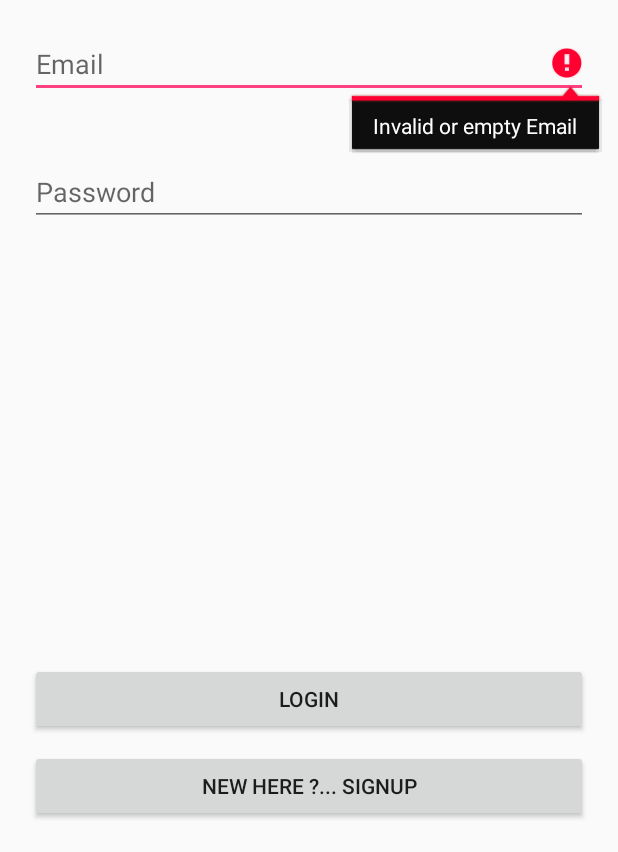
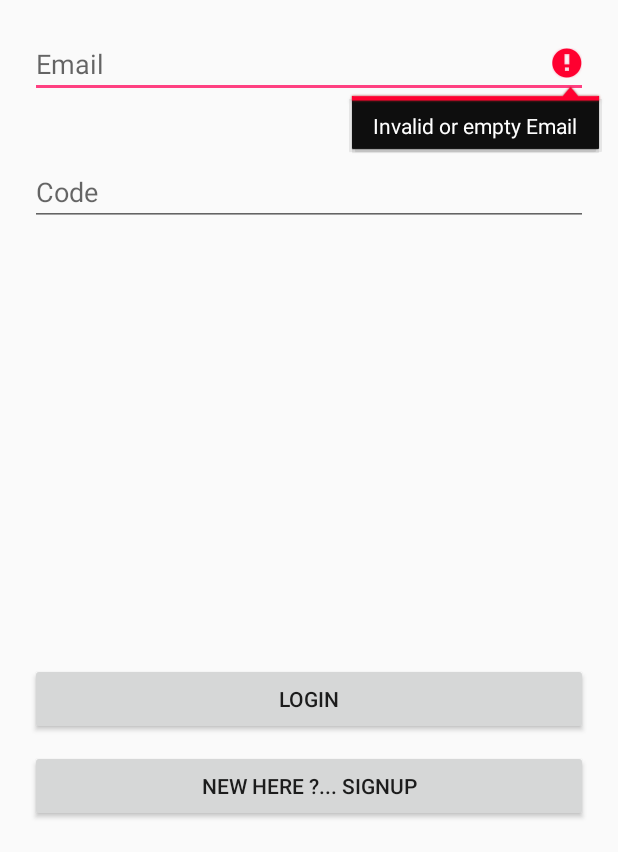
Before and after one commit to menasameh/collegeHelper, an Android app: the screen it shows after launch (Login), after a tap on "LOGIN", on a phone screen of 412 x 824 dp, the part 384-1236 px from its top. Run offline under Robolectric (Android 15) with nearby library versions, the phone set to English and light mode, and no system bars; our stand-ins replace ButterKnife, Firebase (no records; nobody signed in at launch, a user with empty details on screens opened directly).

Commit message:
replaced password with code

```diff
--- a/app/src/main/java/com/mina/collegehelper/activities/Login.java
+++ b/app/src/main/java/com/mina/collegehelper/activities/Login.java
@@ -22,16 +22,16 @@ public class Login extends BaseActivity {
 
     private String EMAIL_NOT_VERIFIED = "Please verify your email first";
     private String INVALID_EMAIL = "Invalid or empty Email";
-    private String INVALID_PASSWORD = "Invalid or empty password";
+    private String INVALID_CODE = "Invalid or empty Code";
 
     @BindView(R.id.emailTextView) TextView emailTextView;
-    @BindView(R.id.passwordTextView) TextView passwordTextView;
+    @BindView(R.id.codeTextView) TextView codeTextView;
     @BindView(R.id.loginButton) Button loginButton;
     @BindView(R.id.regButton) Button regButton;
 
     private ProgressDialog dialog;
     private String email;
-    private String password;
+    private String code;
 
 
     @Override
@@ -57,7 +57,7 @@ public class Login extends BaseActivity {
 
     private void collectParameters() {
         email = emailTextView.getText().toString();
-        password = passwordTextView.getText().toString();
+        code = codeTextView.getText().toString();
     }
 
     private boolean validateParameters() {
@@ -67,16 +67,16 @@ public class Login extends BaseActivity {
             return false;
         }
 
-        if (!Validator.validatePassword(password)) {
-            passwordTextView.requestFocus();
-            passwordTextView.setError(INVALID_PASSWORD);
+        if (!Validator.validateCode(code)) {
+            codeTextView.requestFocus();
+            codeTextView.setError(INVALID_CODE);
             return false;
         }
         return true;
     }
 
     private void login() {
-        AuthenticationHelper.login(email, password, new ServerCallback() {
+        AuthenticationHelper.login(email, code, new ServerCallback() {
             @Override
             public void onFinish(ServerResponse response) {
                 dialog.hide();
--- a/app/src/main/res/layout/login.xml
+++ b/app/src/main/res/layout/login.xml
@@ -31,13 +31,13 @@
      />
 
     <EditText
-        android:id="@+id/passwordTextView"
+        android:id="@+id/codeTextView"
 
         android:layout_width="match_parent"
         android:layout_height="wrap_content"
 
         android:inputType="textPassword"
-        android:hint="Password"
+        android:hint="Code"
 
         android:layout_below="@id/emailTextView"
         android:layout_margin="20dp"
```
Also changed, not shown: app/src/main/java/com/mina/collegehelper/Validator.java (+2 -6 lines), app/src/main/java/com/mina/collegehelper/activities/Registration.java (+4 -10 lines), app/src/main/res/layout/registration.xml (+1 -12 lines).
